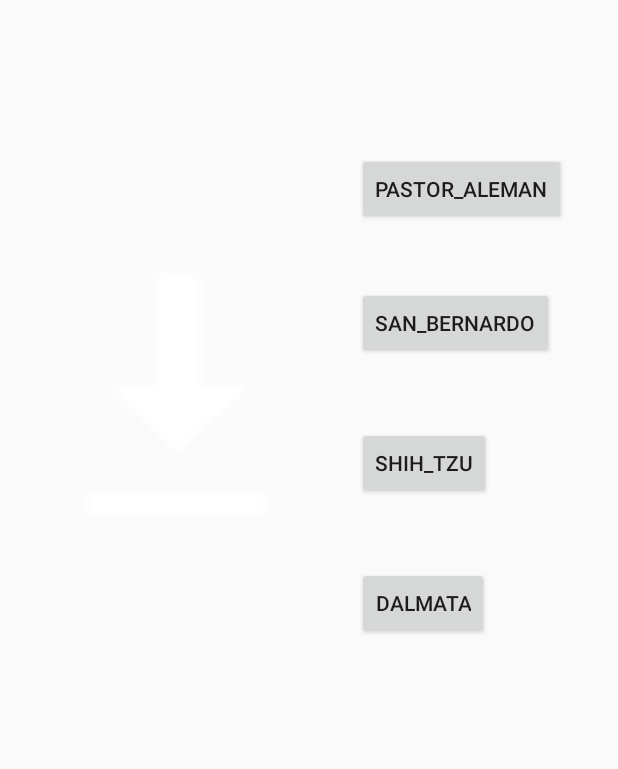
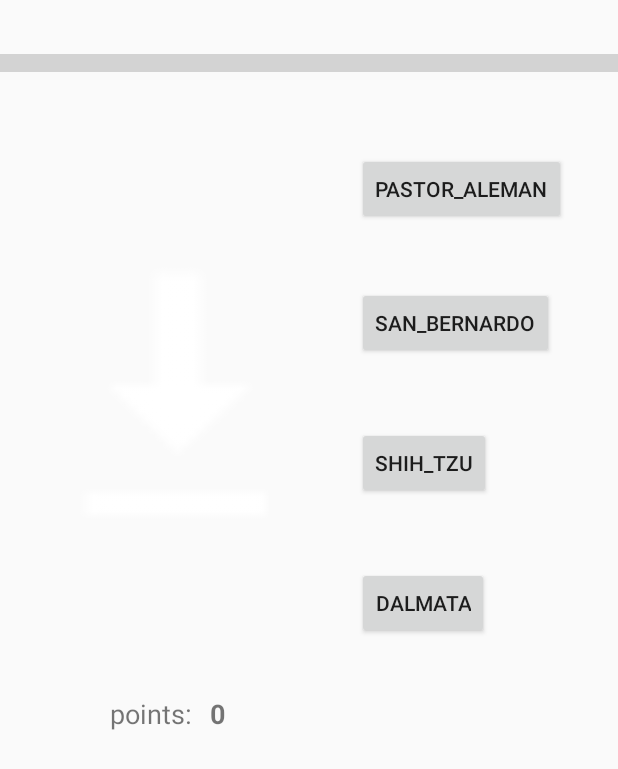
Before and after one commit to carlosmrtll/Dognoscis, an Android app: the QuizActivity screen opened directly, with no data from a screen before it, on a phone screen of 412 x 824 dp. Shown: the top 769 px of the screen. Run offline under Robolectric (Android 15) with nearby library versions, the phone set to English and light mode, and no system bars; our stand-ins replace Volley; network calls fail; 2 statements that could not run were skipped.

Commit message:
added timed score to quiz mode. Now 10 questions.

```diff
--- a/android/app/build.gradle
+++ b/android/app/build.gradle
@@ -37,4 +37,5 @@ dependencies {
     compile 'com.google.firebase:firebase-database:11.8.0'
 }
 
+
 apply plugin: 'com.google.gms.google-services'
--- a/android/app/src/main/AndroidManifest.xml
+++ b/android/app/src/main/AndroidManifest.xml
@@ -56,7 +56,8 @@
         <activity
             android:name=".QuizActivity"
             android:screenOrientation="portrait" />
-        <activity android:name=".rankingRow"></activity>
+        <activity android:name=".rankingRow" />
+        <activity android:name=".QuizResults"></activity>
     </application>
 
 </manifest>
--- a/android/app/src/main/java/mx/itesm/dognoscis/QuizActivity.java
+++ b/android/app/src/main/java/mx/itesm/dognoscis/QuizActivity.java
@@ -1,6 +1,8 @@
 package mx.itesm.dognoscis;
 
+import android.content.Intent;
 import android.graphics.Bitmap;
+import android.os.CountDownTimer;
 import android.support.v4.content.ContextCompat;
 import android.support.v7.app.AppCompatActivity;
 import android.os.Bundle;
@@ -10,6 +12,8 @@ import android.view.Window;
 import android.view.WindowManager;
 import android.widget.Button;
 import android.widget.ImageView;
+import android.widget.ProgressBar;
+import android.widget.TextView;
 import android.widget.Toast;
 
 import com.android.volley.RequestQueue;
@@ -30,6 +34,12 @@ public class QuizActivity extends AppCompatActivity {
     List<String> breeds = new ArrayList<>();
     private Button opcion1, opcion2, opcion3, opcion4;
     private Random random;
+    private My1SecondCountDownTimer timer1Second = new My1SecondCountDownTimer();
+    private My10SecondsCountDownTimer timer10Seconds = new My10SecondsCountDownTimer();
+    private ProgressBar timeLeft;
+    private int points;
+    private TextView pointsText;
+    private int question;
 
     @Override
     protected void onCreate(Bundle savedInstanceState) {
@@ -49,7 +59,45 @@ public class QuizActivity extends AppCompatActivity {
         opcion2 = findViewById(R.id.opcion2);
         opcion3 = findViewById(R.id.opcion3);
         opcion4 = findViewById(R.id.opcion4);
+        timeLeft = findViewById(R.id.progressBar);
+        pointsText = findViewById(R.id.pointsText);
+        timeLeft.setMax(100);
+        timeLeft.setScaleY(3f);
+        points = 0;
+        question = 0;
         randomPhoto();
+    }
+
+    private class My1SecondCountDownTimer extends CountDownTimer {
+        public My1SecondCountDownTimer() {
+            super(1000, 1000);
+        }
+
+        @Override
+        public void onTick(long l) { }
+
+        @Override
+        public void onFinish() {
+            Log.wtf("QUIZ_", "terminó 1 segundo");
+            timer10Seconds = new My10SecondsCountDownTimer();
+            timer10Seconds.start();
+        }
+    }
+
+    private class My10SecondsCountDownTimer extends CountDownTimer {
+        public My10SecondsCountDownTimer() {
+            super(10000, 100);
+        }
+
+        @Override
+        public void onTick(long l) {
+            timeLeft.setProgress(timeLeft.getProgress()-1);
+        }
+
+        @Override
+        public void onFinish() {
+            Log.wtf("QUIZ_", "terminaron 10 segundos");
+        }
     }
 
     public void checkChoice(View v){
@@ -95,6 +143,17 @@ public class QuizActivity extends AppCompatActivity {
     }
 
     private void randomPhoto(){
+        timer1Second.cancel();
+        timer10Seconds.cancel();
+        Log.wtf("QUIZ_","points:"+String.valueOf(timeLeft.getProgress()));
+        points += timeLeft.getProgress();
+        if(question == 10){
+            Intent intent = new Intent(this, QuizResults.class);
+            intent.putExtra("points", String.valueOf(points));
+            startActivity(intent);
+        } else {
+            question++;
+        }
         // Initialize a new RequestQueue instance
         RequestQueue requestQueue = Volley.newRequestQueue(this);
         random = new Random(System.currentTimeMillis());
@@ -105,13 +164,16 @@ public class QuizActivity extends AppCompatActivity {
         opcion3.setText(breeds.get(2));
         opcion4.setText(breeds.get(3));
         Log.wtf("QUIZ", "correctBreed:"+correctBreed);
-
+        pointsText.setText(String.valueOf(points));
         ImageRequest imageRequest = new ImageRequest(
             ValuesSecret.RANDOM_PHOTO_API_URL+correctBreed,
             new Response.Listener<Bitmap>() {
                 @Override
                 public void onResponse(Bitmap response) {
                     dogImageView.setImageBitmap(response);
+                    timer1Second = new My1SecondCountDownTimer();
+                    timer1Second.start();
+                    timeLeft.setProgress(100);
                 }
             },
             0,
--- a/android/app/src/main/java/mx/itesm/dognoscis/photoActivity.java
+++ b/android/app/src/main/java/mx/itesm/dognoscis/photoActivity.java
@@ -145,8 +145,8 @@ public class photoActivity extends AppCompatActivity {
     }
 
     ProgressDialog loading;
-    MyCountDownTimer timer;
-    public class MyCountDownTimer extends CountDownTimer {
+    private MyCountDownTimer timer;
+    private class MyCountDownTimer extends CountDownTimer {
 
         public MyCountDownTimer(long millisInFuture, long countDownInterval) {
             super(millisInFuture, countDownInterval);
--- a/android/app/src/main/res/layout/activity_quiz.xml
+++ b/android/app/src/main/res/layout/activity_quiz.xml
@@ -60,4 +60,36 @@
         app:layout_constraintStart_toEndOf="@+id/dogImageView"
         app:layout_constraintTop_toBottomOf="@+id/opcion3" />
 
+    <ProgressBar
+        android:id="@+id/progressBar"
+        style="?android:attr/progressBarStyleHorizontal"
+        android:layout_width="match_parent"
+        android:layout_height="30px"
+        android:layout_marginTop="32dp"
+        app:layout_constraintStart_toStartOf="parent"
+        app:layout_constraintTop_toTopOf="parent" />
+
+    <TextView
+        android:id="@+id/textView9"
+        android:layout_width="wrap_content"
+        android:layout_height="wrap_content"
+        android:layout_marginStart="73dp"
+        android:layout_marginTop="24dp"
+        android:text="points:"
+        android:textSize="18sp"
+        app:layout_constraintStart_toStartOf="parent"
+        app:layout_constraintTop_toBottomOf="@+id/dogImageView" />
+
+    <TextView
+        android:id="@+id/pointsText"
+        android:layout_width="191dp"
+        android:layout_height="wrap_content"
+        android:layout_marginStart="12dp"
+        android:layout_marginTop="24dp"
+        android:text="0"
+        android:textSize="18sp"
+        android:textStyle="bold"
+        app:layout_constraintStart_toEndOf="@+id/textView9"
+        app:layout_constraintTop_toBottomOf="@+id/dogImageView" />
+
 </android.support.constraint.ConstraintLayout>
```
Also changed, not shown: android/app/src/main/java/mx/itesm/dognoscis/QuizResults.java (added, +20 -0 lines), android/app/src/main/res/layout/activity_quiz_results.xml (added, +30 -0 lines).
